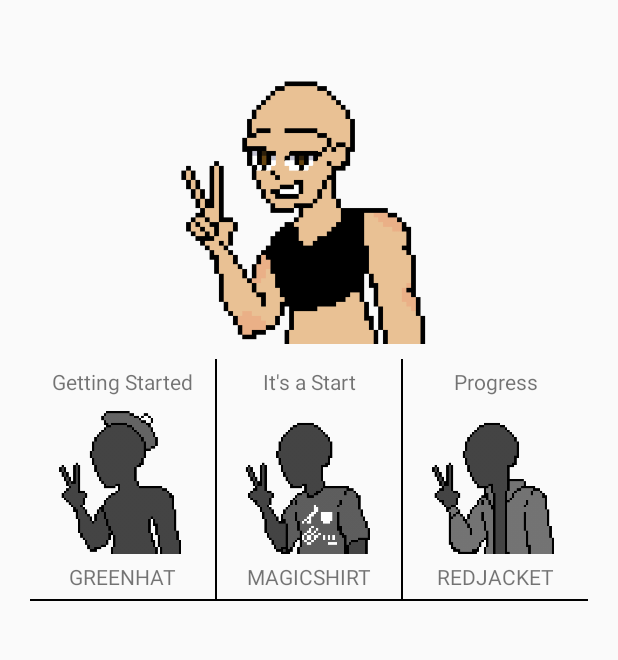
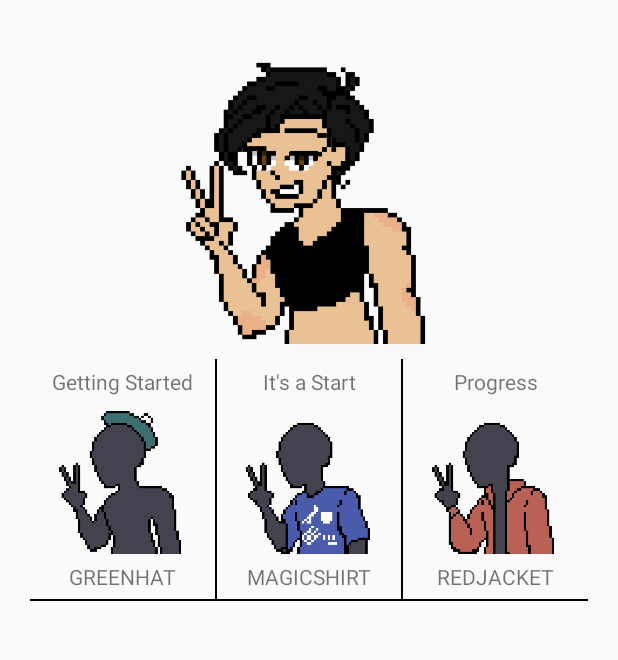
Before and after one commit to Quzai24/StudyBuddy, an Android app: the ProfileFragment screen opened through its navigation route, on a phone screen of 412 x 824 dp, the part 187-847 px from its top. Run offline under Robolectric (Android 15) with nearby library versions, the phone set to English and light mode, and no system bars; our stand-ins replace Firebase (no records; nobody signed in at launch, a user with empty details on screens opened directly), navigation-ui.

Commit message:
stuff(6/1)

```diff
--- a/app/src/main/java/com/example/studybuddy/TaskViewModel.kt
+++ b/app/src/main/java/com/example/studybuddy/TaskViewModel.kt
@@ -26,9 +26,9 @@ class TaskViewModel: ViewModel() {
         get()= _tasks
 
     private val _achievementList: MutableLiveData<List<Achievement>> = MutableLiveData(listOf(
-        Achievement("Getting Started","Complete 1 Task",false,outfits[32]),
-        Achievement("It's a Start","Complete 10 Task",false,outfits[33]),
-        Achievement("Progress","Complete 20 Task",false,outfits[34])))
+        Achievement("Getting Started","Complete 1 Task",true,outfits[32], false),
+        Achievement("It's a Start","Complete 10 Task",true,outfits[33], false),
+        Achievement("Progress","Complete 20 Task",true,outfits[34], false)))
     val achievementList: LiveData<List<Achievement>>
         get() = _achievementList
 
@@ -37,7 +37,7 @@ class TaskViewModel: ViewModel() {
         get()= _complete
 
     var name = "Study Buddy"
-    private val fit = mutableListOf(outfits[0],outfits[4], Outfit(0,0,"","hair"), Outfit(0,0,"","hat"), Outfit(0,0,"","shirt"), Outfit(0,0,"","jacket"))
+    private val fit = mutableListOf(outfits[0],outfits[4], outfits[8], Outfit(0,0,"","hat"), Outfit(0,0,"","shirt"), Outfit(0,0,"","jacket"))
 
     var darkMode = false
     var studyNotifications = false
--- a/app/src/main/java/com/example/studybuddy/objects/Achievement.kt
+++ b/app/src/main/java/com/example/studybuddy/objects/Achievement.kt
@@ -1,3 +1,3 @@
 package com.example.studybuddy.objects
 
-class Achievement (val name: String, val description: String, var unlocked: Boolean, val outfit: Outfit)
+class Achievement (val name: String, val description: String, var unlocked: Boolean, val outfit: Outfit, var wearing: Boolean)
--- a/app/src/main/java/com/example/studybuddy/objects/Outfit.kt
+++ b/app/src/main/java/com/example/studybuddy/objects/Outfit.kt
@@ -1,3 +1,3 @@
 package com.example.studybuddy.objects
 
-class Outfit(val outfit: Int,val overlay: Int, val name: String, val type: String)
+class Outfit(val outfit: Int = 0,val overlay: Int = 0, val name: String = "", val type: String = "")
--- a/app/src/main/java/com/example/studybuddy/recycle/ShopAdapter.kt
+++ b/app/src/main/java/com/example/studybuddy/recycle/ShopAdapter.kt
@@ -4,13 +4,14 @@ import android.view.LayoutInflater
 import android.view.ViewGroup
 import androidx.recyclerview.widget.RecyclerView
 import com.example.studybuddy.TaskViewModel
+import com.example.studybuddy.databinding.FragmentProfileBinding
 import com.example.studybuddy.objects.Achievement
 import com.example.studybuddy.databinding.ListShopLayoutBinding
 
-class ShopAdapter(val shoppingList: List<List<Achievement>>, val viewModel: TaskViewModel): RecyclerView.Adapter<ShopViewHolder>() {
+class ShopAdapter(val shoppingList: List<List<Achievement>>, val viewModel: TaskViewModel, val bind: FragmentProfileBinding): RecyclerView.Adapter<ShopViewHolder>() {
     override fun onCreateViewHolder(parent: ViewGroup, viewType: Int): ShopViewHolder {
         val binding = ListShopLayoutBinding.inflate(LayoutInflater.from(parent.context), parent, false)
-        return ShopViewHolder(binding, viewModel)
+        return ShopViewHolder(binding, viewModel, bind)
     }
 
     override fun onBindViewHolder(holder: ShopViewHolder, position: Int) {
--- a/app/src/main/java/com/example/studybuddy/screens/MainFragment.kt
+++ b/app/src/main/java/com/example/studybuddy/screens/MainFragment.kt
@@ -11,6 +11,7 @@ import com.example.studybuddy.R
 import com.example.studybuddy.recycle.TaskAdapter
 import com.example.studybuddy.TaskViewModel
 import com.example.studybuddy.databinding.FragmentMainBinding
+import com.example.studybuddy.objects.Outfit
 import com.example.studybuddy.objects.Task
 import com.google.firebase.database.*
 import com.google.firebase.database.ktx.getValue
@@ -21,6 +22,7 @@ class MainFragment : Fragment() {
     private val viewModel: TaskViewModel by activityViewModels()
     private lateinit var dbRef : DatabaseReference
     private lateinit var settingsdbRef : DatabaseReference
+    private lateinit var profiledbRef : DatabaseReference
     override fun onCreateView(inflater: LayoutInflater, container: ViewGroup?, savedInstanceState: Bundle?): View {
         _binding = FragmentMainBinding.inflate(inflater, container, false)
         val rootView = binding.root
@@ -35,6 +37,22 @@ class MainFragment : Fragment() {
                     }
                     if(snapshot.child("Repeat Alarms").getValue<Boolean>()!!){ viewModel.repeatAlarms = true }
                     if(snapshot.child("Study Notifications").getValue<Boolean>()!!){ viewModel.studyNotifications = true }
+                }
+            }
+            override fun onCancelled(error: DatabaseError) {}
+        })
+
+        profiledbRef = FirebaseDatabase.getInstance().getReference("Profile")
+        profiledbRef.addValueEventListener(object : ValueEventListener {
+            override fun onDataChange(snapshot: DataSnapshot) {
+                if (snapshot.exists()) {
+                    viewModel.name = snapshot.child("Name").value.toString()
+                    snapshot.child("SkinColor").getValue(Outfit::class.java)?.let { viewModel.setFit(it, 0) }
+                    snapshot.child("EyeColor").getValue(Outfit::class.java)?.let { viewModel.setFit(it, 1) }
+                    snapshot.child("Hair").getValue(Outfit::class.java)?.let { viewModel.setFit(it, 2) }
+                    snapshot.child("Hat").getValue(Outfit::class.java)?.let { viewModel.setFit(it, 3) }
+                    snapshot.child("Shirt").getValue(Outfit::class.java)?.let { viewModel.setFit(it, 4) }
+                    snapshot.child("Jacket").getValue(Outfit::class.java)?.let { viewModel.setFit(it, 5) }
                 }
             }
             override fun onCancelled(error: DatabaseError) {}
@@ -83,13 +101,11 @@ class MainFragment : Fragment() {
             }override fun onCancelled(error: DatabaseError) {} })
     }
 
-    @Deprecated("Deprecated in Java")
     override fun onCreateOptionsMenu(menu: Menu, inflater: MenuInflater) {
         super.onCreateOptionsMenu(menu, inflater)
         inflater.inflate(R.menu.options_menu,menu)
     }
 
-    @Deprecated("Deprecated in Java")
     override fun onOptionsItemSelected(item: MenuItem): Boolean {
         return NavigationUI.onNavDestinationSelected(item,requireView().findNavController())
                 || super.onOptionsItemSelected(item)
--- a/app/src/main/java/com/example/studybuddy/screens/ProfileFragment.kt
+++ b/app/src/main/java/com/example/studybuddy/screens/ProfileFragment.kt
@@ -11,12 +11,15 @@ import com.example.studybuddy.objects.Achievement
 import com.example.studybuddy.recycle.ShopAdapter
 import com.example.studybuddy.TaskViewModel
 import com.example.studybuddy.databinding.FragmentProfileBinding
+import com.google.firebase.database.DatabaseReference
+import com.google.firebase.database.FirebaseDatabase
 
 class ProfileFragment : Fragment() {
     private var _binding : FragmentProfileBinding? = null
     private val binding get() =_binding!!
     private val list = mutableListOf<List<Achievement>>()
     private val viewModel: TaskViewModel by activityViewModels()
+    private lateinit var dbRef : DatabaseReference
     override fun onCreateView(inflater: LayoutInflater, container: ViewGroup?, savedInstanceState: Bundle?): View {
         _binding = FragmentProfileBinding.inflate(inflater, container, false)
         val rootView = binding.root
@@ -35,25 +38,30 @@ class ProfileFragment : Fragment() {
                 achievementList.add(viewModel.achievementList.value!![index - 2])
                 achievementList.add(viewModel.achievementList.value!![index - 1])
                 achievementList.add(achievement)
-                var isin = false
+                var isIn = false
                 for (row in list)
                     if (row == achievementList)
-                        isin = true
-                if (!isin)
+                        isIn = true
+                if (!isIn)
                     list.add(achievementList)
             }
         }
 
-            val mAdapter = ShopAdapter(list,viewModel)
-            binding.customizationRecyclerView.adapter = mAdapter
+        val mAdapter = ShopAdapter(list,viewModel,binding)
+        binding.customizationRecyclerView.adapter = mAdapter
 
         val lamb: (View)-> Unit = { binding.root.findNavController().navigate(ProfileFragmentDirections.actionProfileFragmentToPersonalFragment()) }
         binding.profilepicture.setOnClickListener(lamb)
         binding.eye.setOnClickListener(lamb)
+        binding.hair.setOnClickListener(lamb)
         binding.shirtOverlay.setOnClickListener(lamb)
         binding.jacketOverlay.setOnClickListener(lamb)
         binding.back.setOnClickListener{
             rootView.findNavController().navigateUp()
+            dbRef = FirebaseDatabase.getInstance().getReference("Profile")
+            dbRef.child("Hat").setValue(viewModel.getFit(3))
+            dbRef.child("Shirt").setValue(viewModel.getFit(4))
+            dbRef.child("Jacket").setValue(viewModel.getFit(5))
         }
         return rootView
     }
--- a/app/src/main/java/com/example/studybuddy/screens/StudyFragment.kt
+++ b/app/src/main/java/com/example/studybuddy/screens/StudyFragment.kt
@@ -17,8 +17,7 @@ class StudyFragment : Fragment() {
     override fun onCreateView(inflater: LayoutInflater, container: ViewGroup?, savedInstanceState: Bundle?): View {
         _binding = FragmentStudyBinding.inflate(inflater,container,false)
         val rootView = binding.root
-        val pomodoroAdapter = ArrayAdapter.createFromResource(requireContext(),
-            R.array.pomodoros, android.R.layout.simple_spinner_item)
+        val pomodoroAdapter = ArrayAdapter.createFromResource(requireContext(), R.array.pomodoros, android.R.layout.simple_spinner_item)
         pomodoroAdapter.setDropDownViewResource(android.R.layout.simple_spinner_dropdown_item)
         binding.howmany.adapter = pomodoroAdapter
         binding.howmany.onItemSelectedListener = object: AdapterView.OnItemSelectedListener {
--- a/app/src/main/res/layout/fragment_profile.xml
+++ b/app/src/main/res/layout/fragment_profile.xml
@@ -59,7 +59,6 @@
         android:id="@+id/hair"
         android:layout_width="200dp"
         android:layout_height="200dp"
-        android:layout_marginTop="8dp"
         android:src="@drawable/blackrightpartoverlay"
         app:layout_constraintBottom_toBottomOf="@id/profilepicture"
         app:layout_constraintEnd_toEndOf="@+id/profilepicture"
```
Also changed, not shown: app/src/main/java/com/example/studybuddy/recycle/ShopViewHolder.kt (+17 -5 lines), app/src/main/java/com/example/studybuddy/screens/ClosetFragment.kt (+16 -6 lines).
